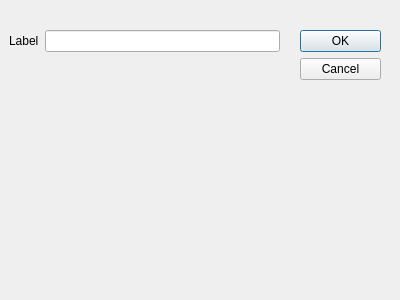
Qt form client/editdialog.ui (garretraziel/icp) before a commit.
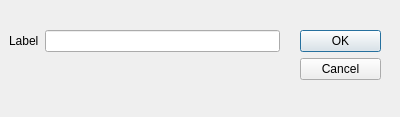
The same form after that commit.

```diff
--- a/client/editdialog.ui
+++ b/client/editdialog.ui
@@ -7,7 +7,7 @@
     <x>0</x>
     <y>0</y>
     <width>400</width>
-    <height>300</height>
+    <height>117</height>
    </rect>
   </property>
   <property name="windowTitle">
@@ -19,7 +19,7 @@
      <x>300</x>
      <y>30</y>
      <width>81</width>
-     <height>241</height>
+     <height>71</height>
     </rect>
    </property>
    <property name="orientation">
@@ -35,7 +35,7 @@
      <x>9</x>
      <y>30</y>
      <width>271</width>
-     <height>241</height>
+     <height>71</height>
     </rect>
    </property>
    <layout class="QFormLayout" name="formLayout">
```
